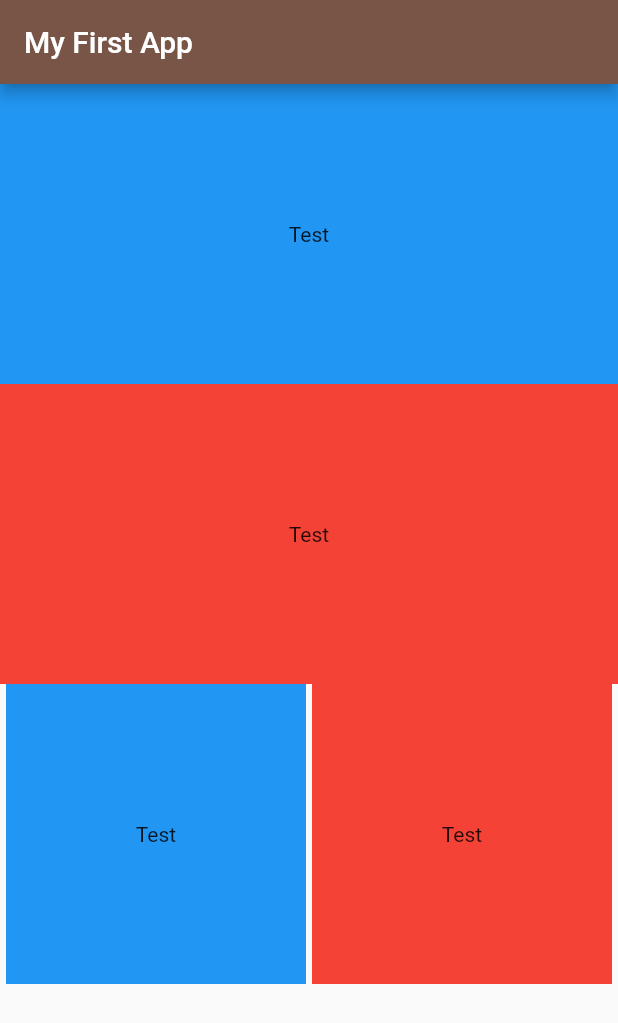
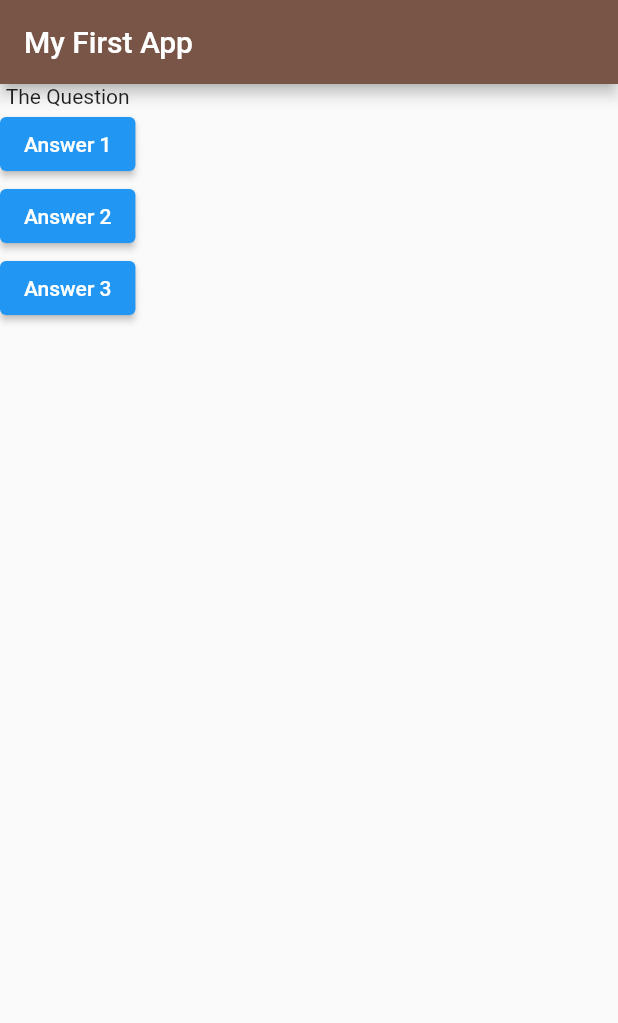
Before and after one commit to kamalnorizan/mytriviaquiz, a Flutter app: the screen it shows after launch, on a phone screen of 412 x 824 dp. Shown: the top 1023 px of the screen. Run offline on Flutter 3.47's test engine with Material 2 defaults, Android fonts, the phone set to English and light mode, and no system bars.

Commit message:
ElevatedButton

```diff
--- a/lib/main.dart
+++ b/lib/main.dart
@@ -16,56 +16,28 @@ class MyApp extends StatelessWidget {
           title: Text('My First App'),
           backgroundColor: Colors.brown,
         ),
-        body: Container(
-          child: Column(
-            children: [
-              Container(
-                width: double.infinity,
-                height: 200,
-                decoration: BoxDecoration(
-                  color: Colors.blue,
-                ),
-                child: Center(
-                  child: Text('Test'),
-                ),
-              ),
-              Container(
-                width: double.infinity,
-                height: 200,
-                decoration: BoxDecoration(
-                  color: Colors.red,
-                ),
-                child: Center(
-                  child: Text('Test'),
-                ),
-              ),
-              Row(
-                mainAxisAlignment: MainAxisAlignment.spaceEvenly,
-                children: [
-                  Container(
-                    width: 200,
-                    height: 200,
-                    decoration: BoxDecoration(
-                      color: Colors.blue,
-                    ),
-                    child: Center(
-                      child: Text('Test'),
-                    ),
-                  ),
-                  Container(
-                    width: 200,
-                    height: 200,
-                    decoration: BoxDecoration(
-                      color: Colors.red,
-                    ),
-                    child: Center(
-                      child: Text('Test'),
-                    ),
-                  ),
-                ],
-              )
-            ],
-          ),
+        body: Column(
+          children: [
+            Text('The Question'),
+            ElevatedButton(
+              onPressed: () {
+                print('Pressed Button 1');
+              },
+              child: Text('Answer 1'),
+            ),
+            ElevatedButton(
+              onPressed: () {
+                print('Pressed Button 2');
+              },
+              child: Text('Answer 2'),
+            ),
+            ElevatedButton(
+              onPressed: () {
+                print('Pressed Button 3');
+              },
+              child: Text('Answer 3'),
+            ),
+          ],
         ),
       ),
     );
```
